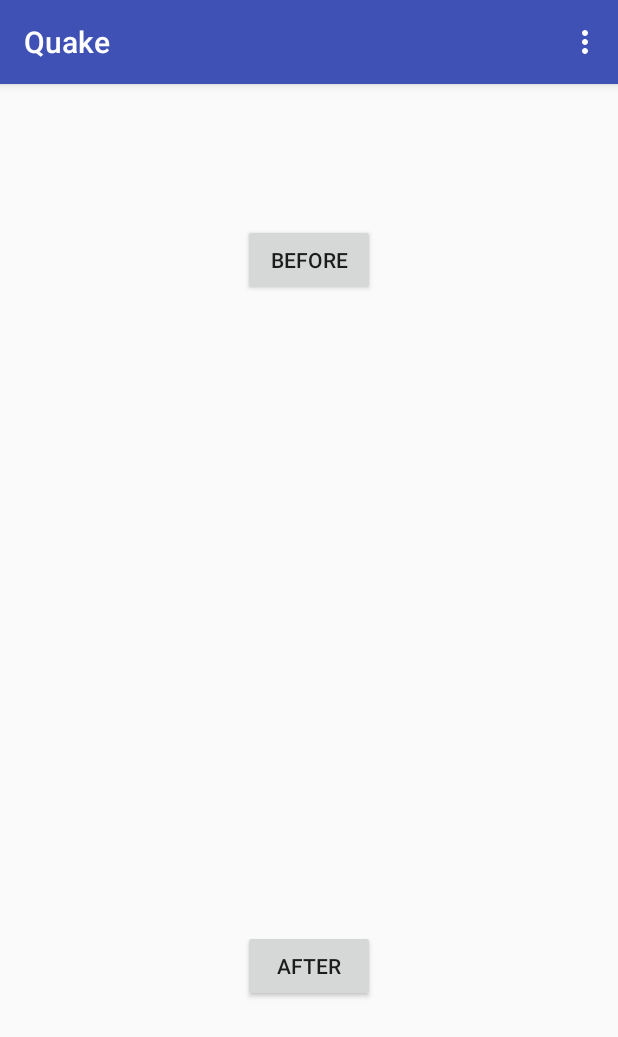
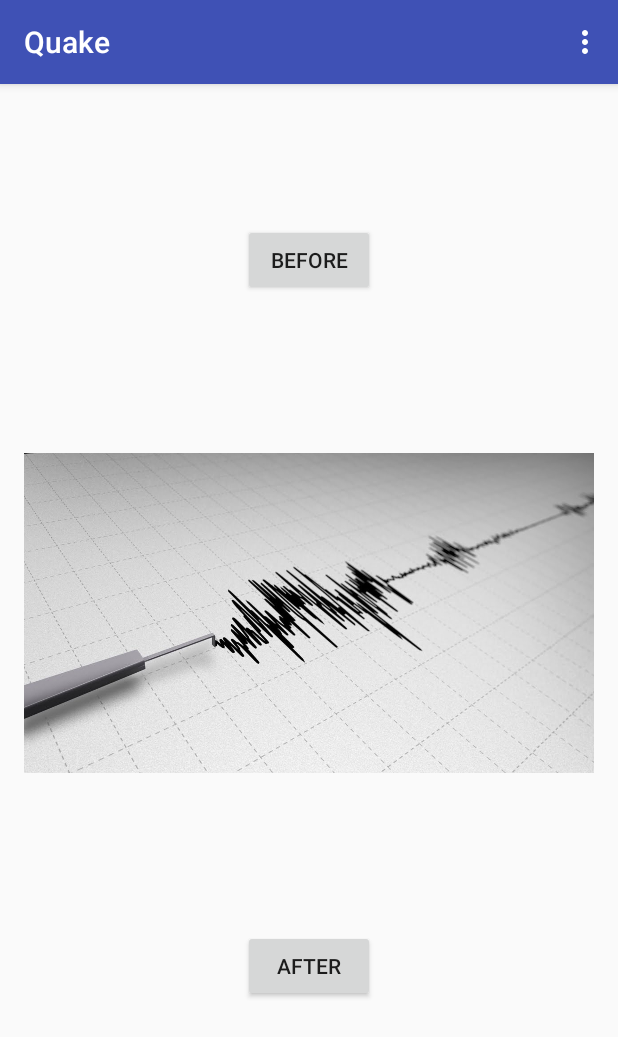
Before and after one commit to krashanoff/quake, an Android app: the screen it shows after launch (MainActivity), on a phone screen of 412 x 824 dp. Shown: the top 1037 px of the screen. Run offline under Robolectric (Android 15) with nearby library versions, the phone set to English and light mode, and no system bars.

Commit message:
Add a seismograph to the main page
Note to self: make this an image with a translucent background or
invisible background.

```diff
--- a/app/src/main/res/layout/content_main.xml
+++ b/app/src/main/res/layout/content_main.xml
@@ -30,4 +30,17 @@
         android:layout_alignLeft="@+id/before"
         android:layout_alignStart="@+id/before" />
 
+    <ImageView
+        android:layout_width="wrap_content"
+        android:layout_height="wrap_content"
+        android:id="@+id/imageView"
+        android:src="@drawable/seismograph"
+        android:layout_below="@+id/before"
+        android:layout_alignParentLeft="true"
+        android:layout_alignParentStart="true"
+        android:layout_toStartOf="@+id/before"
+        android:layout_above="@+id/after"
+        android:layout_alignParentRight="true"
+        android:layout_alignParentEnd="true" />
+
 </RelativeLayout>
```
Also changed, not shown: app/src/main/res/drawable/seismograph.jpg (added).
